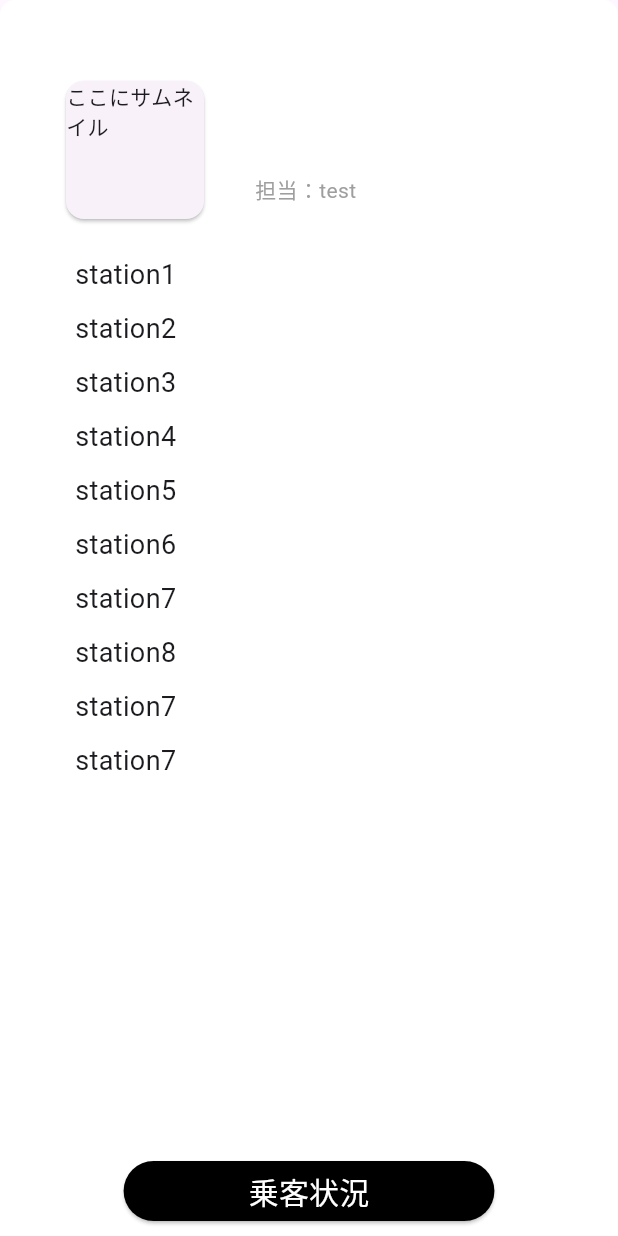
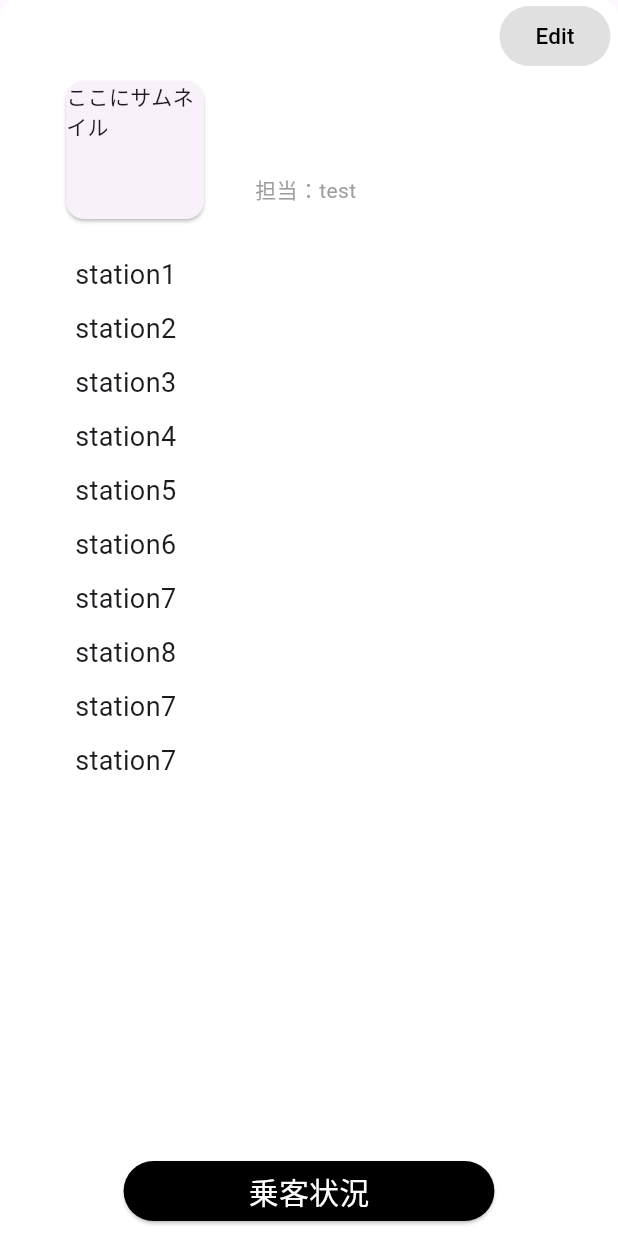
Before and after one commit to GreenTeaProgrammers/WhereChildBus, a Flutter app: the BottomSheetWidget widget shown alone on an empty page, opened directly with empty values, on a phone screen of 412 x 824 dp. Run offline on Flutter 3.47's test engine with Material 3 defaults, Android fonts, the phone set to English and light mode, and no system bars.

Commit message:
feat:editボタンを追加

```diff
--- a/frontend/where_child_bus/lib/pages/bus_list_page/bottom_sheet.dart
+++ b/frontend/where_child_bus/lib/pages/bus_list_page/bottom_sheet.dart
@@ -18,7 +18,17 @@ class BottomSheetWidget extends StatelessWidget {
           topRight: Radius.circular(10),
         ),
       ),
-      child: Center(
+      child: Stack(
+        children: [
+          modalBody(context),
+          editButton(),
+        ]
+      ),
+    );
+  }
+
+  Widget modalBody(BuildContext context) {
+    return Center(
       child: Column(
         crossAxisAlignment: CrossAxisAlignment.start,
         children: [
@@ -30,6 +40,28 @@ class BottomSheetWidget extends StatelessWidget {
           boardingConfirmButton(context),
         ],
       )
+    );
+  }
+
+  Widget editButton() {
+    return Align(
+      alignment: const Alignment(1, -1),
+      child: Padding(
+        padding: const EdgeInsets.symmetric(horizontal: 5),
+        child: ElevatedButton(
+          onPressed: () {},
+          style: ElevatedButton.styleFrom(
+            backgroundColor: Colors.grey.shade300,
+            elevation: 0,
+          ),
+          child: const Text(
+            "Edit",
+            style: TextStyle(
+              color: Colors.black,
+              fontSize: 15,
+            )
+          ),
+        ),
       ),
     );
   }
```
Lines whose indentation alone changed are shown as unchanged.
